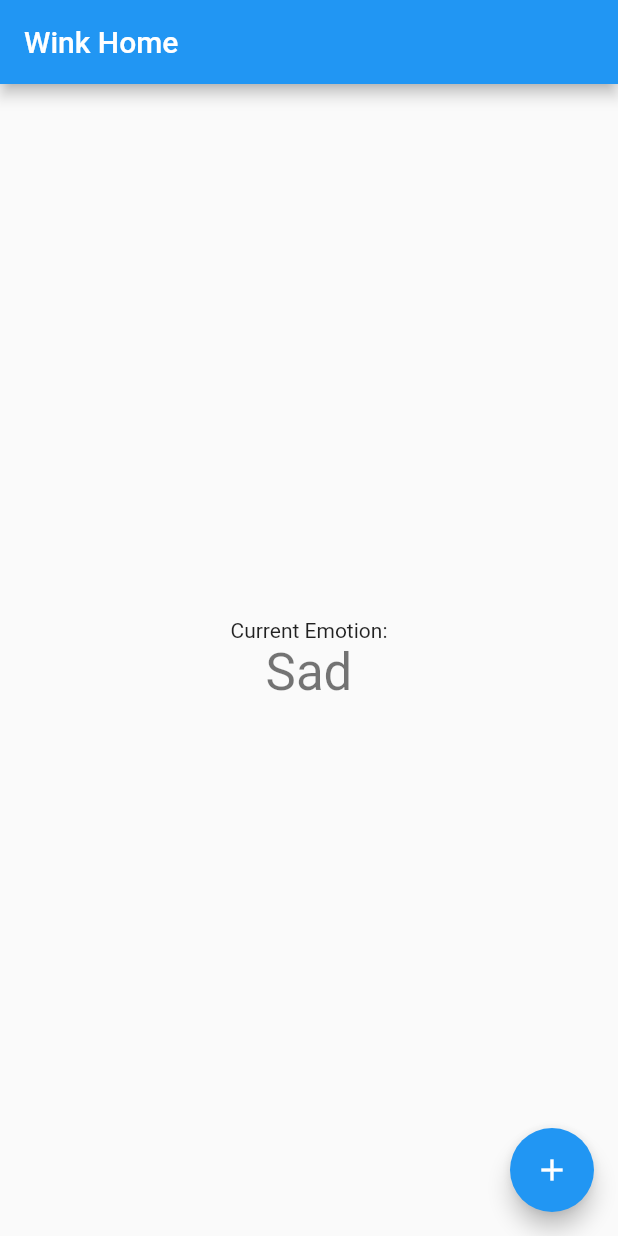
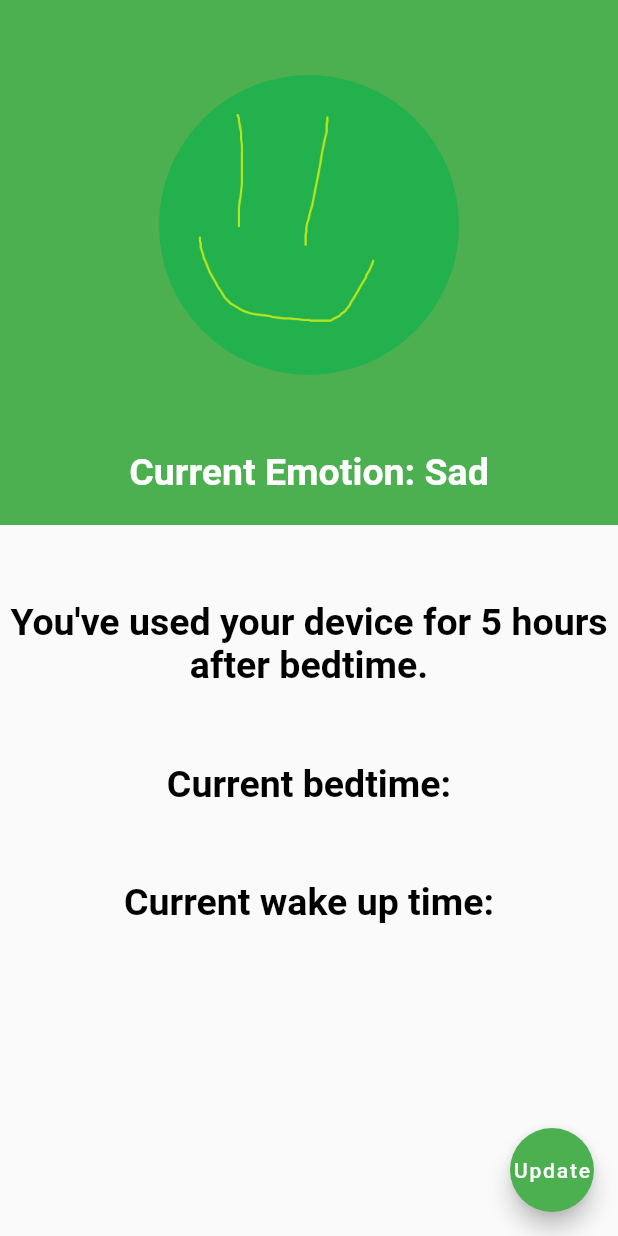
Before and after one commit to xuxey/wink-app, a Flutter app: the screen it shows after launch, on a phone screen of 412 x 824 dp. Run offline on Flutter 3.47's test engine with Material 2 defaults, Android fonts, the phone set to English and light mode, and no system bars; our stand-ins replace fluttertoast, shared_preferences.

Commit message:
Create UI base

```diff
--- a/lib/main.dart
+++ b/lib/main.dart
@@ -1,7 +1,65 @@
 import 'package:flutter/material.dart';
+import 'package:shared_preferences/shared_preferences.dart';
+import 'package:fluttertoast/fluttertoast.dart';
 
-void main() {
-  runApp(MyApp());
+//const myTask = "checkTime";
+bool _timeSet = false;
+
+// Range from 0 to 2;
+// Sad is 0, No emotion is 1, Happy is 2;
+int _emotionState = 2;
+String _emotion = "Sad";
+AssetImage _emotionImage = _happy;
+Color _emotionColor = _happyColor;
+
+AssetImage _happy = AssetImage('assets/images/happy.png');
+AssetImage _sad = AssetImage('assets/images/sad.png');
+AssetImage _neutral = AssetImage('assets/images/neutral.png');
+Color _happyColor = Colors.green;
+Color _neutralColor = Colors.blue;
+Color _sadColor = Colors.red;
+
+DateTime _setSleepTime = new DateTime(2020, 11, 14, 14);
+DateTime _setWakeTime = new DateTime(2020, 11, 14, 23);
+
+void update() {
+  // Time comparison:
+  // DateTime currentTime = new DateTime.now();
+  // if (currentTime.isAfter(_setSleepTime) &&
+  //     currentTime.isBefore(_setWakeTime)) {
+  //   _emotion_state--;
+  // } else if (currentTime.isAfter(_setWakeTime) &&
+  //     currentTime.isBefore(_setSleepTime)) {
+  //   _emotion_state++;
+  // }
+  _emotionState++;
+  if (_emotionState > 2) {
+    _emotionState = 0;
+  }
+  switch (_emotionState) {
+    case 0:
+      {
+        _emotion = "Sad";
+        _emotionImage = _sad;
+        _emotionColor = _sadColor;
+      }
+      break;
+
+    case 1:
+      {
+        _emotion = "Neutral";
+        _emotionImage = _neutral;
+        _emotionColor = _neutralColor;
+      }
+      break;
+
+    case 2:
+      {
+        _emotion = "Happy";
+        _emotionImage = _happy;
+        _emotionColor = _happyColor;
+      }
+  }
 }
 
 class MyApp extends StatelessWidget {
@@ -11,7 +69,7 @@ class MyApp extends StatelessWidget {
     return MaterialApp(
       title: 'Wink',
       theme: ThemeData(
-        primarySwatch: Colors.blue,
+        primarySwatch: _emotionColor,
       ),
       home: MyHomePage(title: 'Wink Home'),
     );
@@ -28,82 +86,154 @@ class MyHomePage extends StatefulWidget {
 }
 
 class _MyHomePageState extends State<MyHomePage> {
-  // Range from 0 to 2;
-  // Sad is 0, No emotion is 1, Happy is 2;
-  int _emotion_state = 2;
+  @override
+  void initState() {
+    super.initState();
+    _getTimeSet();
+    _getEmotionState();
+  }
 
-  String _emotion = "Sad";
+  Future<bool> _getTimeSet() async {
+    final prefs = await SharedPreferences.getInstance();
+    final timeHasBeenSet = prefs.getBool('timeSet');
+    if (timeHasBeenSet != null) {
+      return timeHasBeenSet;
+    } else {
+      return false;
+    }
+  }
 
-  DateTime setSleepTime = new DateTime(2020, 11, 14, 14);
-  DateTime setWakeTime = new DateTime(2020, 11, 14, 23);
+  Future<int> _getEmotionState() async {
+    final prefs = await SharedPreferences.getInstance();
+    final emotionState = prefs.getInt('emotionState');
+    if (emotionState != null) {
+      return emotionState;
+    } else {
+      return 0;
+    }
+  }
 
-  void _updateEmotion() {
+  Future<void> updateSharedPrefs() async {
+    final prefs = await SharedPreferences.getInstance();
+    print(_timeSet);
+    print(_emotionState);
+    await prefs.setBool('timeSet', _timeSet);
+    await prefs.setInt('emotionState', _emotionState);
+  }
+
+  void setTime() {
     setState(() {
-      // Time comparison:
-      // DateTime currentTime = new DateTime.now();
-      // if (currentTime.isAfter(setSleepTime) &&
-      //     currentTime.isBefore(setWakeTime)) {
-      //   _emotion_state--;
-      // } else if (currentTime.isAfter(setWakeTime) &&
-      //     currentTime.isBefore(setSleepTime)) {
-      //   _emotion_state++;
-      // }
-      _emotion_state++;
-      if (_emotion_state > 2) {
-        _emotion_state = 0;
-      }
-      switch (_emotion_state) {
-        case 0:
-          {
-            _emotion = "Sad";
-          }
-          break;
-
-        case 1:
-          {
-            _emotion = "Neutral";
-          }
-          break;
-
-        case 2:
-          {
-            _emotion = "Happy";
-          }
-      }
+      update();
     });
   }
 
+  // @override
+  // Widget build(BuildContext context) {
+  //   return Scaffold(
+  //     appBar: AppBar(
+  //       title: Text(widget.title),
+  //     ),
+  //     body: Center(
+  //       child: Column(
+  //         mainAxisAlignment: MainAxisAlignment.center,
+  //         children: <Widget>[
+  //           Text(
+  //             'Current Emotion:',
+  //           ),
+  //           Text(
+  //             '$_emotion',
+  //             style: Theme.of(context).textTheme.headline4,
+  //           ),
+  //         ],
+  //       ), // This trailing comma makes auto-formatting nicer for build methods.
+  //     ),
+  //   );
+  // }
   @override
   Widget build(BuildContext context) {
-    // This method is rerun every time setState is called, for instance as done
-    // by the _incrementCounter method above.
-    //
-    // The Flutter framework has been optimized to make rerunning build methods
-    // fast, so that you can just rebuild anything that needs updating rather
-    // than having to individually change instances of widgets.
     return Scaffold(
-      appBar: AppBar(
-        title: Text(widget.title),
-      ),
-      body: Center(
-        child: Column(
-          mainAxisAlignment: MainAxisAlignment.center,
-          children: <Widget>[
-            Text(
-              'Current Emotion:',
+      body: new Column(
+        children: [
+          new Container(
+            color: _emotionColor,
+            height: 350.0,
+            alignment: Alignment.center,
+            child: new Column(
+              children: [
+                new Container(
+                  margin: EdgeInsets.symmetric(vertical: 50.0),
+                  height: 200.0,
+                  width: 200.0,
+                  decoration: new BoxDecoration(
+                      image: DecorationImage(
+                          image: _emotionImage, fit: BoxFit.fill),
+                      shape: BoxShape.circle),
+                ),
+                new Container(
+                  child: new Text(
+                    'Current Emotion: $_emotion',
+                    textAlign: TextAlign.center,
+                    style: TextStyle(
+                        fontFamily: 'Roboto',
+                        fontStyle: FontStyle.normal,
+                        fontWeight: FontWeight.bold,
+                        fontSize: 25.0,
+                        color: Colors.white),
+                  ),
+                ),
+              ],
             ),
-            Text(
-              '$_emotion',
-              style: Theme.of(context).textTheme.headline4,
+          ),
+          new Container(
+            margin: EdgeInsets.symmetric(vertical: 50.0),
+            child: new Column(
+              children: [
+                Text(
+                  'You\'ve used your device for 5 hours after bedtime.',
+                  textAlign: TextAlign.center,
+                  style: TextStyle(
+                      fontFamily: 'Roboto',
+                      fontStyle: FontStyle.normal,
+                      fontWeight: FontWeight.bold,
+                      fontSize: 25.0,
+                      color: Colors.black),
+                ),
+                SizedBox(height: 50.0),
+                Text(
+                  'Current bedtime: ',
+                  textAlign: TextAlign.center,
+                  style: TextStyle(
+                      fontFamily: 'Roboto',
+                      fontStyle: FontStyle.normal,
+                      fontWeight: FontWeight.bold,
+                      fontSize: 25.0,
+                      color: Colors.black),
+                ),
+                SizedBox(height: 50.0),
+                Text(
+                  'Current wake up time: ',
+                  textAlign: TextAlign.center,
+                  style: TextStyle(
+                      fontFamily: 'Roboto',
+                      fontStyle: FontStyle.normal,
+                      fontWeight: FontWeight.bold,
+                      fontSize: 25.0,
+                      color: Colors.black),
+                ),
+              ],
             ),
-          ],
-        ),
+          ),
+        ],
       ),
       floatingActionButton: FloatingActionButton(
-        onPressed: _updateEmotion,
-        tooltip: 'Update Emotion',
-        child: Icon(Icons.add),
-      ), // This trailing comma makes auto-formatting nicer for build methods.
+        onPressed: setTime,
+        child: Text('Update'),
+        backgroundColor: _emotionColor,
+      ),
     );
   }
 }
+
+void main() {
+  runApp(MyApp());
+}
```
Also changed, not shown: pubspec.yaml (+11 -0 lines), assets/images/happy.png (added), assets/images/neutral.png (added), assets/images/sad.png (added), pubspec.lock.
